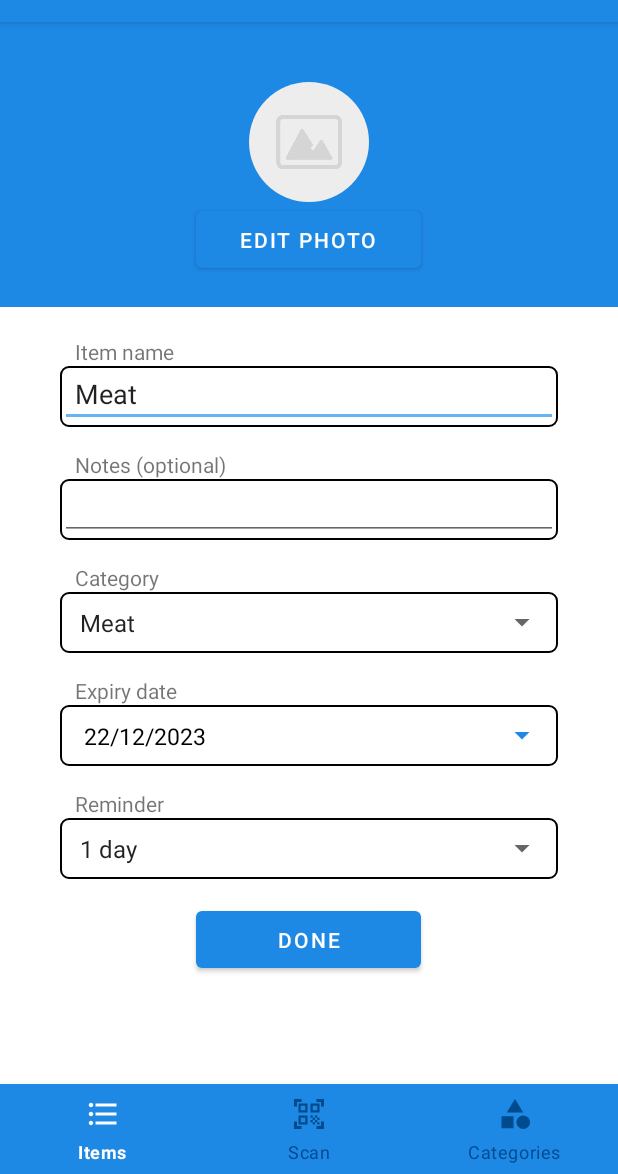
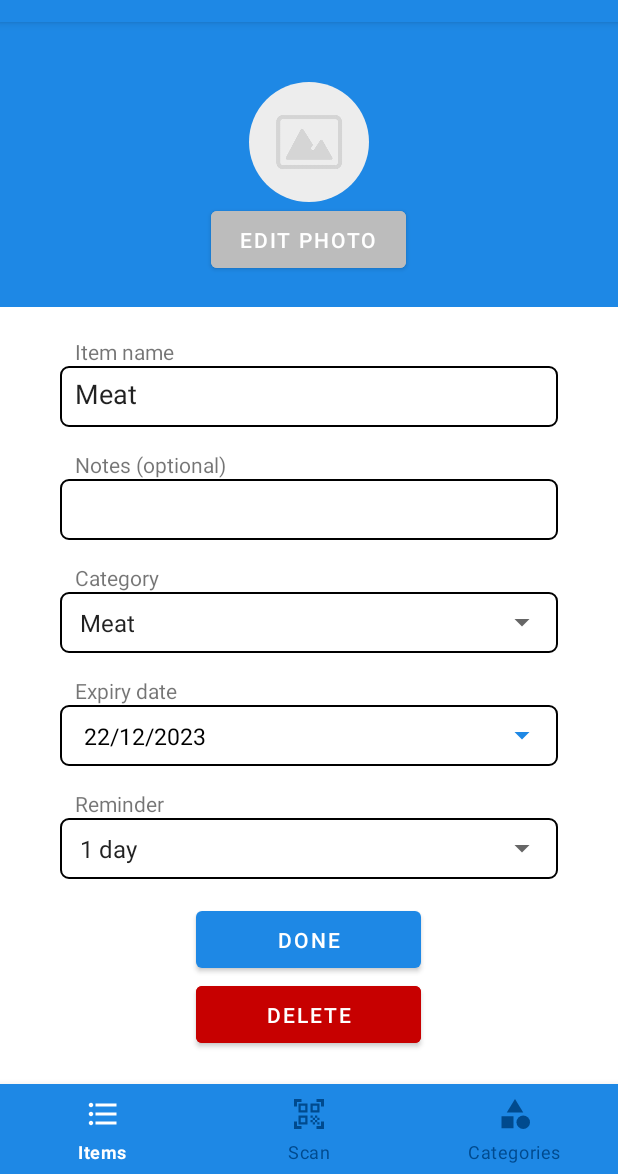
Before and after one commit to michwang13/comp3330-project, an Android app: the screen it shows after launch (ManualInputActivity), after a tap on "Meat", on a phone screen of 412 x 824 dp, the part 62-1236 px from its top. Run offline under Robolectric (Android 15) with nearby library versions, the phone set to English and light mode, and no system bars; our stand-ins replace CircleImageView; pictures from the network do not load; 1 other tap on this screen came first.

Commit message:
Implement delete button

```diff
--- a/app/src/main/java/hk/hkucs/comp3330_project/ItemAdapter.kt
+++ b/app/src/main/java/hk/hkucs/comp3330_project/ItemAdapter.kt
@@ -70,7 +70,7 @@ class ItemAdapter(private val context : Activity, private val arrayList: ArrayLi
         val formatter = SimpleDateFormat("dd/MM/yyyy")
         val expiry = formatter.parse(expDate)
 
-        val diff: Long = expiry.getTime() - today.getTime()
+        val diff: Long = expiry.time - today.time
         val diffDays: Long = diff / (1000 * 60 * 60 * 24)
 
         if (diffDays < 0)
--- a/app/src/main/res/layout/activity_manual_input.xml
+++ b/app/src/main/res/layout/activity_manual_input.xml
@@ -50,7 +50,7 @@
 
                 <Button
                     android:id="@+id/editPhotoButton"
-                    android:layout_width="150dp"
+                    android:layout_width="130dp"
                     android:layout_height="50dp"
                     android:layout_gravity="center"
                     android:text="Edit Photo"
@@ -59,6 +59,7 @@
                     app:layout_constraintEnd_toEndOf="parent"
                     app:layout_constraintStart_toStartOf="parent"
                     app:layout_constraintTop_toBottomOf="@+id/itemImageView"
+                    android:backgroundTint="#bcbcbc"
                     />
 
             </LinearLayout>
@@ -100,6 +101,7 @@
                             android:layout_width="match_parent"
                             android:layout_height="fill_parent"
                             android:padding="10dp"
+                            android:background="@null"
                             />
                     </LinearLayout>
 
@@ -129,6 +131,7 @@
                             android:layout_width="match_parent"
                             android:layout_height="fill_parent"
                             android:paddingLeft="10dp"
+                            android:background="@null"
                             />
                     </LinearLayout>
                 </LinearLayout>
@@ -188,7 +191,7 @@
                             android:id="@+id/datePickerButton"
                             android:layout_width="match_parent"
                             android:layout_height="wrap_content"
-                            android:text="JAN 01 2020"
+                            android:text="1/1/2020"
                             android:textSize="15sp"
                             android:textColor="@color/black"
                             android:color="#000000"
@@ -236,6 +239,16 @@
                     android:onClick="onDoneButtonClicked"
                     />
 
+                <Button
+                    android:id="@+id/deleteButton"
+                    android:layout_width="150dp"
+                    android:layout_height="50dp"
+                    android:layout_gravity="center"
+                    android:text="Delete"
+                    android:backgroundTint="#C70000"
+                    android:onClick="onDeleteButtonClicked"
+                    />
+
             </LinearLayout>
 
         </LinearLayout>
```
Also changed, not shown: app/src/main/java/hk/hkucs/comp3330_project/ManualInputActivity.kt (+12 -0 lines).
